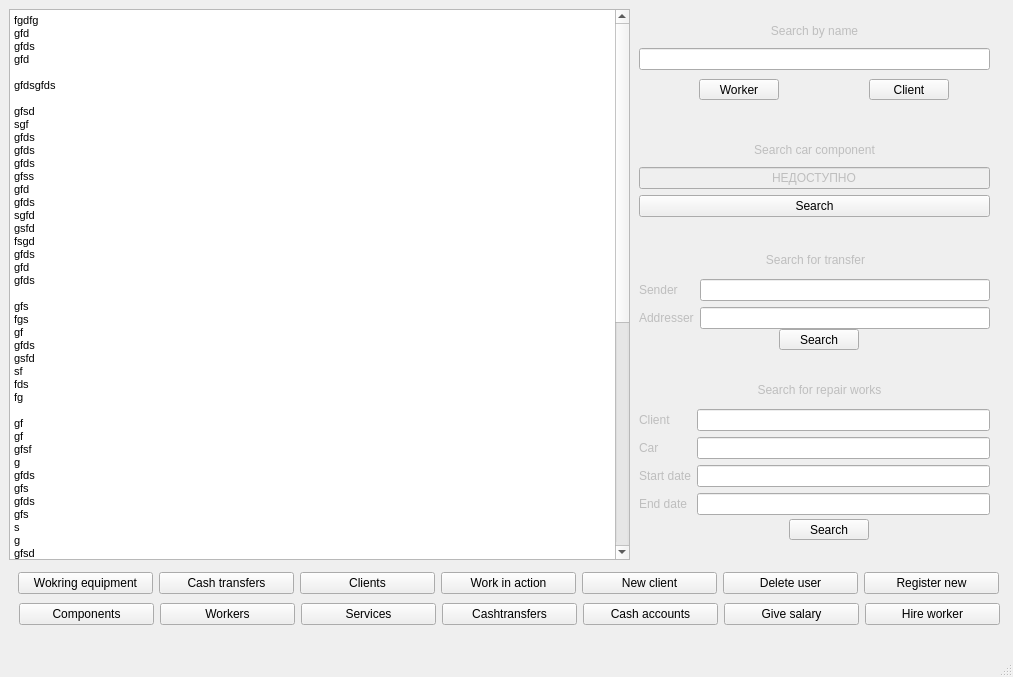
Above: CarServiceApp/mainwindow.ui from Ignat36/DB2022 before the change. Below: the same form after it.
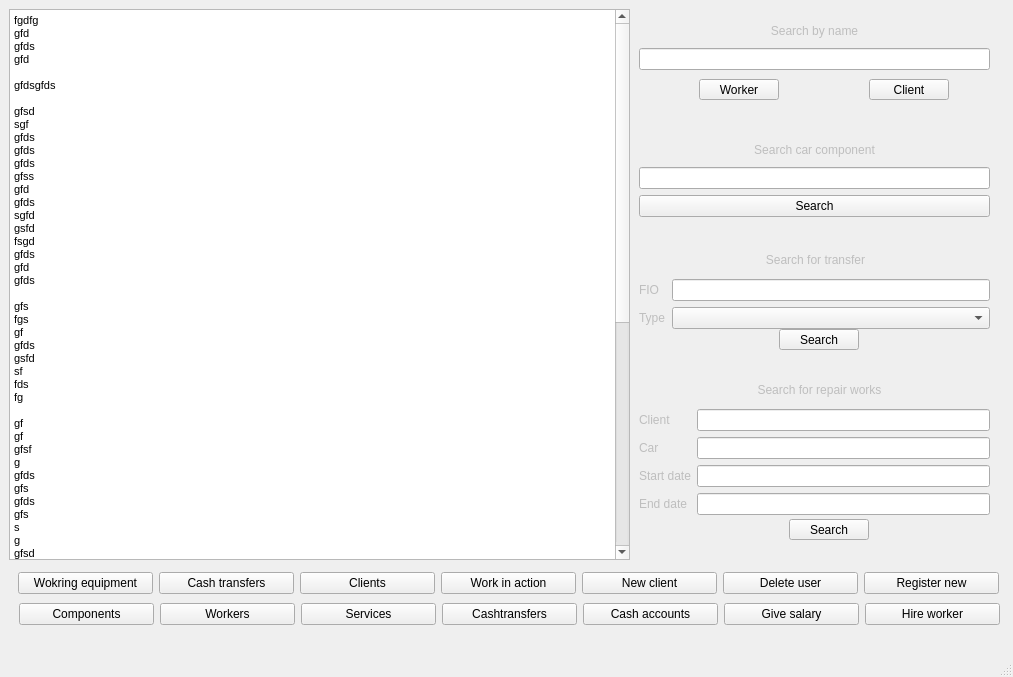
That is the form after the change. The open tabs and pages were chosen to show the change.

```diff
--- a/CarServiceApp/mainwindow.ui
+++ b/CarServiceApp/mainwindow.ui
@@ -355,10 +355,10 @@
        <item>
         <widget class="QLineEdit" name="search_car_comp_line_edit">
          <property name="enabled">
-          <bool>false</bool>
+          <bool>true</bool>
          </property>
          <property name="text">
-          <string>НЕДОСТУПНО</string>
+          <string/>
          </property>
          <property name="alignment">
           <set>Qt::AlignCenter</set>
@@ -390,7 +390,7 @@
           <bool>false</bool>
          </property>
          <property name="text">
-          <string>Sender</string>
+          <string>FIO</string>
          </property>
         </widget>
        </item>
@@ -403,12 +403,12 @@
           <bool>false</bool>
          </property>
          <property name="text">
-          <string>Addresser</string>
+          <string>Type</string>
          </property>
         </widget>
        </item>
        <item row="1" column="1">
-        <widget class="QLineEdit" name="search_by_addresser_line_edit"/>
+        <widget class="QComboBox" name="transfer_search_ytpe_comboBox"/>
        </item>
       </layout>
      </widget>
```
Left out of the diff: 6 changed lines with no effect on the pictures.
